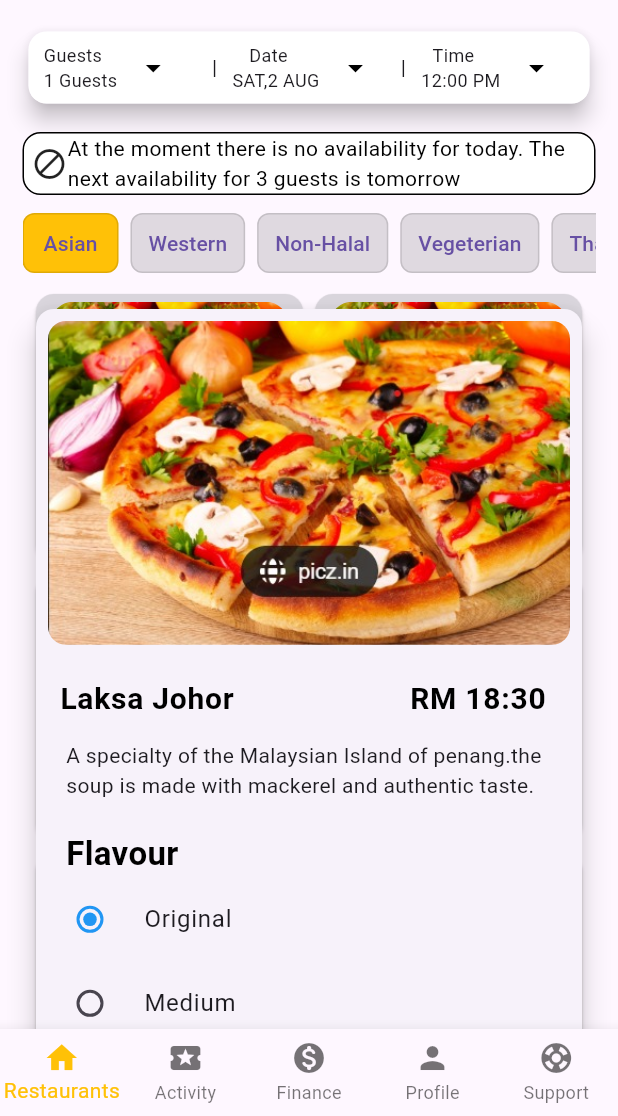
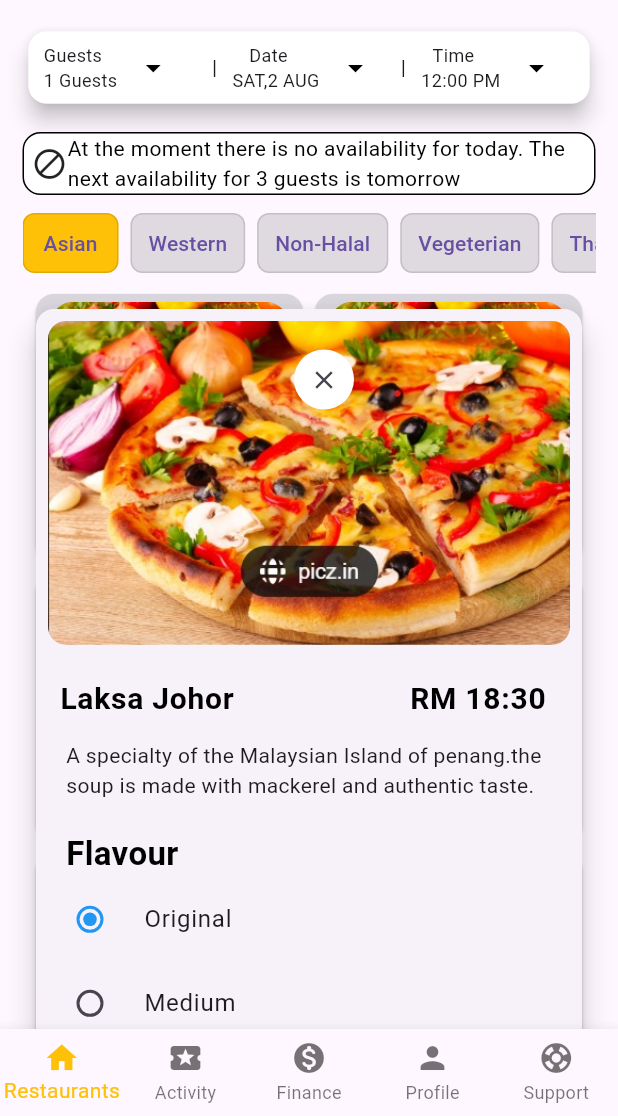
Before and after one commit to safwan119/Resto-app-for-practise, a Flutter app: the ShowPicture screen opened directly, on a phone screen of 412 x 824 dp, the part 120-1236 px from its top. Run offline on Flutter 3.47's test engine with Material 3 defaults, Android fonts, the phone set to English and light mode, and no system bars; our stand-ins replace firebase_auth, firebase_core, flutter_dotenv, flutter_rating, fluttertoast, font_awesome_flutter and 1 more; accounts and stored records are empty.

Commit message:
changing in file

```diff
--- a/lib/showPic.dart
+++ b/lib/showPic.dart
@@ -163,12 +163,29 @@ class _ShowPictureState extends State<ShowPicture> {
                           children: [
                             Padding(
                               padding: const EdgeInsets.all(8.0),
-                              child: Container(
-                                width: double.infinity,
-                                child: ClipRRect(
-                                  borderRadius: BorderRadius.circular(12),
-                                  child: Image.asset("assets/image/picture.jpg",fit: BoxFit.cover,),
-                                ),
+                              child: Stack(
+                                children: [
+                                  Container(
+                                    width: double.infinity,
+                                    child: ClipRRect(
+                                      borderRadius: BorderRadius.circular(12),
+                                      child: Image.asset("assets/image/picture.jpg",fit: BoxFit.cover,),
+                                    ),
+                                  ),
+                                  Positioned(
+                                    left: 20,
+                                    right: 0,
+                                    top: 15,
+                                    child: IconButton(
+                                        style:IconButton.styleFrom(backgroundColor: Colors.white,
+
+                                            shape: CircleBorder()
+                                        ) ,
+                                        onPressed: (){
+                                          Navigator.pop(context);
+                                        }, icon: Icon(Icons.close,size: 20,grade: 12,)),
+                                  ),
+                                ],
                               ),
                             ),
                             ListTile(
```
